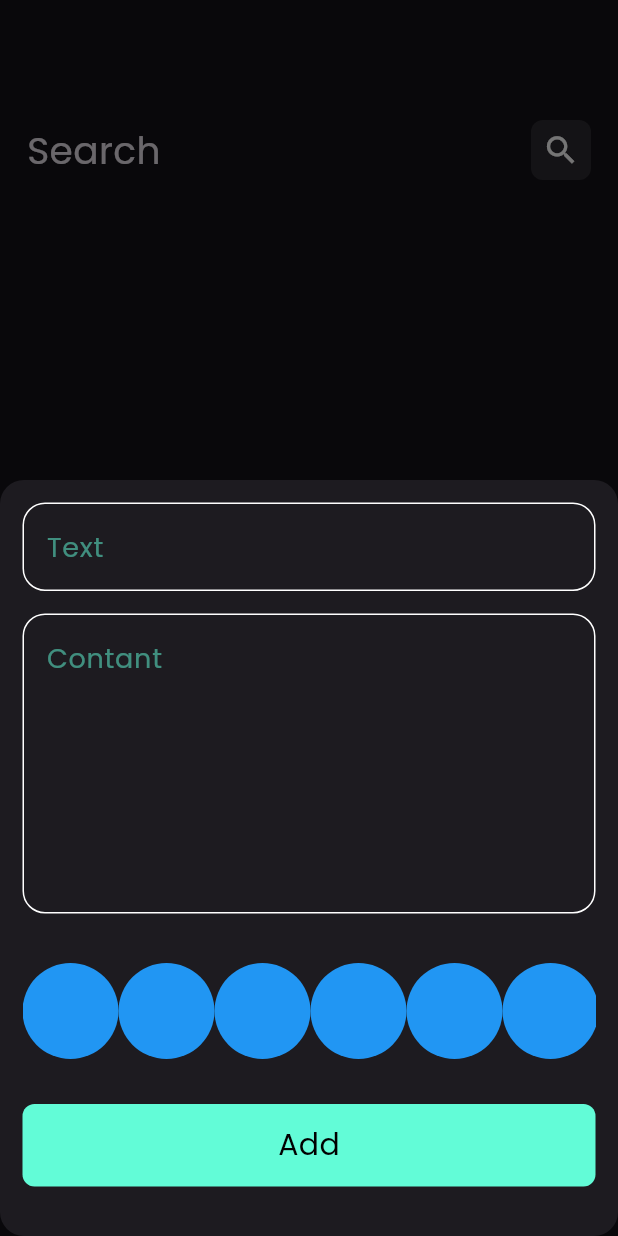
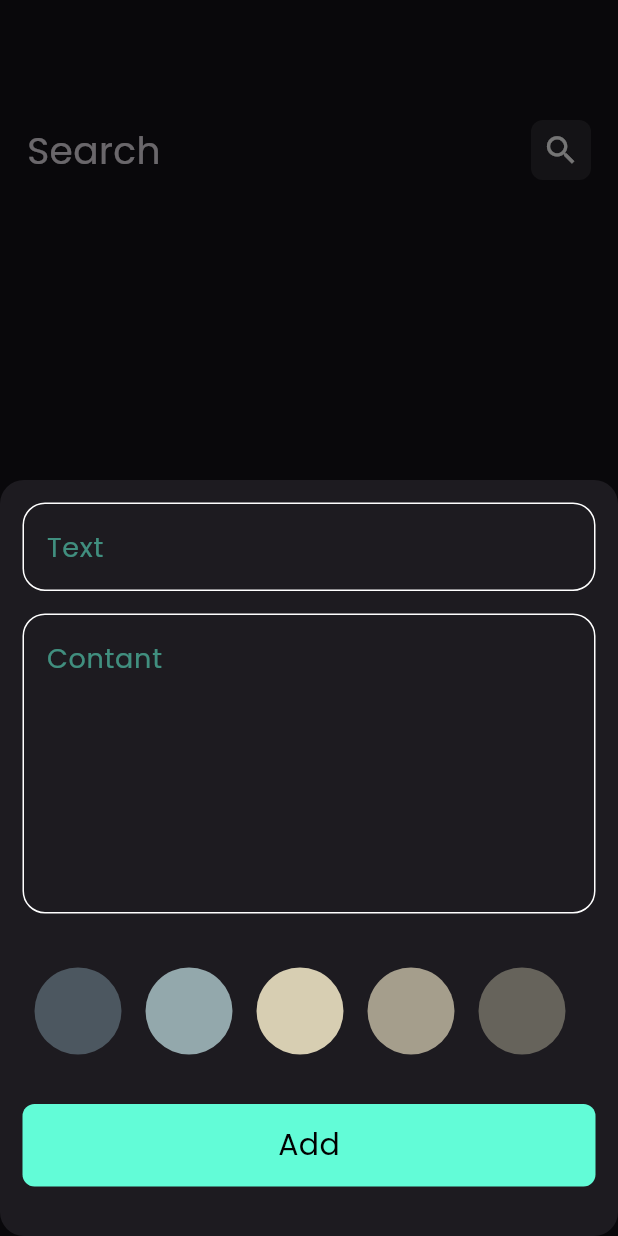
Before and after one commit to The1000y/notes_app, a Flutter app: the screen it shows after launch, after a tap on the "add" icon, on a phone screen of 412 x 824 dp. Run offline on Flutter 3.47's test engine with Material 3 defaults, Android fonts, the phone set to English and light mode, and no system bars; our stand-ins replace bloc, flutter_bloc, font_awesome_flutter, hive, hive_flutter; accounts and stored records are empty.

Commit message:
Create Color Lsit view part 2

```diff
--- a/lib/widgets/add_note_form.dart
+++ b/lib/widgets/add_note_form.dart
@@ -2,6 +2,7 @@ import 'package:flutter/material.dart';
 import 'package:flutter_bloc/flutter_bloc.dart';
 import 'package:notes_app/add_note_cubit/cubit/add_note_cubit.dart';
 import 'package:notes_app/model/note_model.dart';
+import 'package:notes_app/widgets/color_list_view.dart';
 import 'package:notes_app/widgets/custom_buttom.dart';
 import 'package:notes_app/widgets/custom_text_filed.dart';
 import 'package:intl/intl.dart';
@@ -45,7 +46,7 @@ class _AddNoteFormState extends State<AddNoteForm> {
           const SizedBox(
             height: 33,
           ),
-          ColorListView(),
+          const ColorListView(),
           const SizedBox(
             height: 30,
           ),
@@ -81,33 +82,3 @@ class _AddNoteFormState extends State<AddNoteForm> {
     );
   }
 }
-
-class ColorItem extends StatelessWidget {
-  const ColorItem({super.key});
-
-  @override
-  Widget build(BuildContext context) {
-    return const CircleAvatar(
-      radius: 32,
-      backgroundColor: Colors.blue,
-    );
-  }
-}
-
-class ColorListView extends StatelessWidget {
-  const ColorListView({super.key});
-
-  @override
-  Widget build(BuildContext context) {
-    return SizedBox(
-      height: 32 * 2,
-      child: ListView.builder(
-        itemCount: 10,
-        scrollDirection: Axis.horizontal,
-        itemBuilder: (context, index) {
-          return const ColorItem();
-        },
-      ),
-    );
-  }
-}
--- /dev/null
+++ b/lib/widgets/color_list_view.dart
@@ -0,0 +1,67 @@
+import 'package:flutter/material.dart';
+
+class ColorItem extends StatelessWidget {
+  const ColorItem({super.key, required this.isActive, required this.color});
+  final bool isActive;
+  final Color color;
+  @override
+  Widget build(BuildContext context) {
+    return isActive
+        ? CircleAvatar(
+            radius: 32,
+            backgroundColor: Colors.white,
+            child: CircleAvatar(
+              radius: 29,
+              backgroundColor: color,
+            ),
+          )
+        : CircleAvatar(
+            radius: 29,
+            backgroundColor: color,
+          );
+  }
+}
+
+class ColorListView extends StatefulWidget {
+  const ColorListView({super.key});
+
+  @override
+  State<ColorListView> createState() => _ColorListViewState();
+}
+
+class _ColorListViewState extends State<ColorListView> {
+  int? currentIndex;
+
+  List<Color> colors = const [
+    Color(0xff4C5760),
+    Color(0xff93A8AC),
+    Color(0xffD7CEB2),
+    Color(0xffA59E8C),
+    Color(0xff66635B)
+  ];
+
+  @override
+  Widget build(BuildContext context) {
+    return SizedBox(
+      height: 32 * 2,
+      child: ListView.builder(
+        itemCount: colors.length,
+        scrollDirection: Axis.horizontal,
+        itemBuilder: (context, index) {
+          return Padding(
+            padding: const EdgeInsets.symmetric(horizontal: 8),
+            child: GestureDetector(
+                onTap: () {
+                  currentIndex = index;
+                  setState(() {});
+                },
+                child: ColorItem(
+                  isActive: currentIndex == index,
+                  color: colors[index],
+                )),
+          );
+        },
+      ),
+    );
+  }
+}
```
